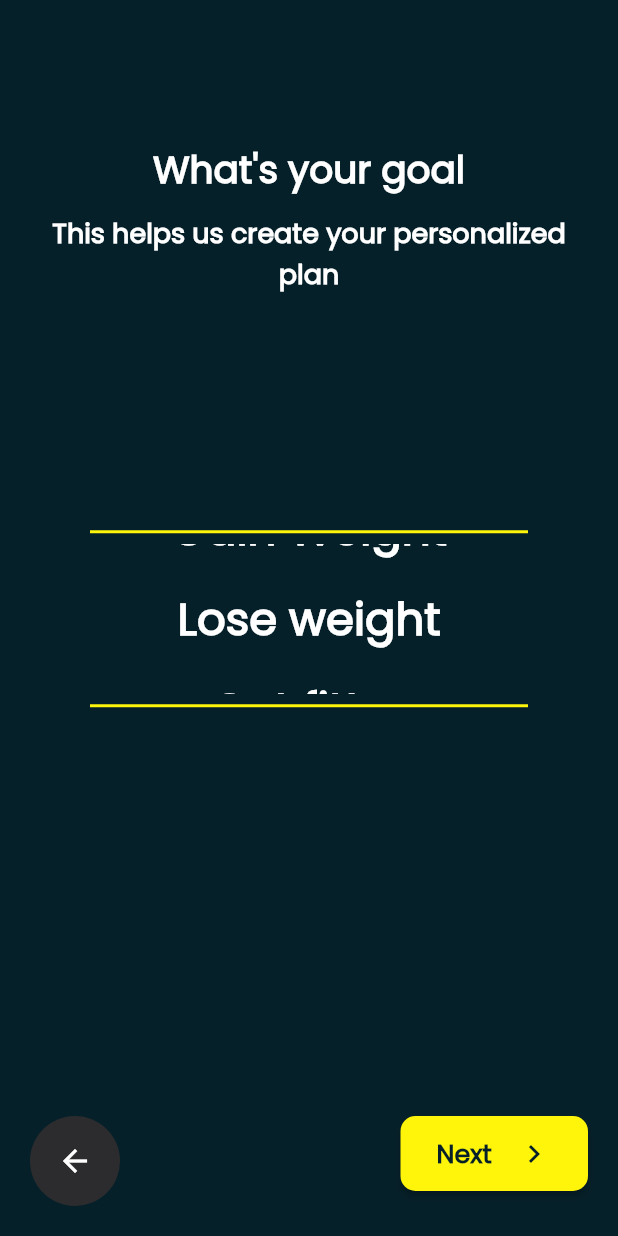
After one commit to kinanabuasi/systemGym, a Flutter app: the ChooseGoalScreen screen opened by its route, on a phone screen of 412 x 824 dp. The commit adds this screen. Run offline on Flutter 3.47's test engine with Material 2 defaults, Android fonts, the phone set to English and light mode, and no system bars; drawn by our look-alikes of carousel_slider; our stand-ins replace animated_splash_screen, get, numberpicker, smooth_page_indicator, top_snackbar_flutter.

Commit message:
add my last screens

```diff
--- a/lib/component/text_form/my_text_form_field.dart
+++ b/lib/component/text_form/my_text_form_field.dart
@@ -3,7 +3,6 @@
 import 'package:flutter/material.dart';
 
 import '../../constants/colors.dart';
-import '../../constants/fonts.dart';
 
 class MyTextFormField extends StatelessWidget {
   final Function validator;
@@ -32,7 +31,7 @@ class MyTextFormField extends StatelessWidget {
     this.enabledBorderColor = mainColor,
     this.controller,
     this.KeyboardType = TextInputType.text,
-    this.fontFamily="Montserrat",
+    this.fontFamily = "Montserrat",
   });
 
   @override
@@ -42,7 +41,7 @@ class MyTextFormField extends StatelessWidget {
       obscureText: obsecure,
       controller: controller,
       cursorColor: mainColor,
-      style: TextStyle(color: textColor,fontFamily: fontFamily),
+      style: TextStyle(color: textColor, fontFamily: fontFamily),
       keyboardType: KeyboardType,
       validator: (value) => validator(value),
       decoration: InputDecoration(
--- a/lib/constants/routes.dart
+++ b/lib/constants/routes.dart
@@ -8,6 +8,10 @@ import '../view/screens/auth/player_auth/choose_age_screen.dart';
 import '../view/screens/auth/player_auth/choose_gender_screen.dart';
 import '../view/screens/auth/forgot_password_screen.dart';
 import '../view/screens/auth/introduction_screen.dart';
+import '../view/screens/auth/player_auth/choose_goal_screen.dart';
+import '../view/screens/auth/player_auth/choose_height_screen.dart';
+import '../view/screens/auth/player_auth/choose_level_screen.dart';
+import '../view/screens/auth/player_auth/choose_weight_screen.dart';
 import '../view/screens/auth/player_auth/sign_in_as_player_screen.dart';
 import '../view/screens/auth/sign_in_screen.dart';
 import '../view/screens/auth/sign_up_screen.dart';
@@ -91,6 +95,22 @@ class AppRoutes {
       page: () => ChooseAgeScreen(),
     ),
     GetPage(
+      name: Routes.chooseWeight,
+      page: () => ChooseWeightScreen(),
+    ),
+    GetPage(
+      name: Routes.chooseHeight,
+      page: () => ChooseHeightScreen(),
+    ),
+    GetPage(
+      name: Routes.chooseGoal,
+      page: () => ChooseGoalScreen(),
+    ),
+    GetPage(
+      name: Routes.chooseLevel,
+      page: () => ChooseLevelScreen(),
+    ),
+    GetPage(
       name: Routes.adding_an_employee_Screen,
       page: () => adding_an_employee_Screen(),
     ),
@@ -113,5 +133,9 @@ class Routes {
   static const workoutPlanToday = '/workoutPlanToday';
   static const chooseGender = '/chooseGender';
   static const chooseAge = '/chooseAge';
+  static const chooseWeight = '/chooseWeight';
+  static const chooseHeight = '/chooseHeight';
+  static const chooseGoal = '/chooseGoal';
+  static const chooseLevel = '/chooseLevel';
   static const adding_an_employee_Screen = '/adding_an_employee_Screen';
 }
--- /dev/null
+++ b/lib/logic/controllers/auth/player_auth/choose_height_controller.dart
@@ -0,0 +1,5 @@
+import 'package:get/get.dart';
+
+class HeightController extends GetxController {
+  final RxInt selectedNumber = 0.obs;
+}
--- a/lib/logic/controllers/auth/player_auth/choose_weight_controller.dart
+++ b/lib/logic/controllers/auth/player_auth/choose_weight_controller.dart
@@ -1,4 +1,3 @@
-import 'package:flutter/material.dart';
 import 'package:get/get.dart';
 
 class WeightController extends GetxController {}
--- /dev/null
+++ b/lib/view/screens/auth/player_auth/choose_goal_screen.dart
@@ -0,0 +1,78 @@
+import 'package:carousel_slider/carousel_slider.dart';
+import 'package:flutter/material.dart';
+import 'package:get/get.dart';
+import 'package:numberpicker/numberpicker.dart';
+import 'package:systemgym/component/my_text.dart';
+import 'package:systemgym/constants/colors.dart';
+import 'package:systemgym/logic/controllers/auth/player_auth/choose_gender_controller.dart';
+
+import '../../../../component/buttons/my_buttons.dart';
+import '../../../../constants/routes.dart';
+import '../../../../logic/controllers/auth/player_auth/choose_age_controller.dart';
+import '../../../../logic/controllers/auth/player_auth/choose_weight_controller.dart';
+import '../../../widgets/auth_player/take_information_body.dart';
+
+class ChooseGoalScreen extends StatelessWidget {
+  ChooseGoalScreen({super.key});
+
+  @override
+  Widget build(BuildContext context) {
+    return TakeInformationBody(
+        infoText: "This helps us create your personalized plan",
+        screenHead: "What's your goal",
+        nextButtonFunction: () {
+          Get.toNamed(Routes.chooseLevel);
+        },
+        screenBody: GetBuilder<WeightController>(
+            init: WeightController(),
+            builder: (weightController) {
+              return Padding(
+                padding: const EdgeInsets.symmetric(horizontal: 40.0),
+                child: Column(
+                  children: [
+                    Divider(
+                      thickness: 2,
+                      color: yellowColor,
+                    ),
+                    CarouselSlider(
+                      options: CarouselOptions(
+                          aspectRatio: 16 / 9,
+                          viewportFraction: 0.6,
+                          scrollPhysics:
+                              ScrollPhysics(parent: BouncingScrollPhysics()),
+                          height: 100.0,
+                          scrollDirection: Axis.vertical),
+                      items: [
+                        "Lose weight",
+                        "Get fitter",
+                        "Gain more flexible",
+                        "Learn the basic",
+                        "Gain Weight",
+                      ].map((i) {
+                        return Builder(
+                          builder: (BuildContext context) {
+                            return Column(
+                              crossAxisAlignment: CrossAxisAlignment.center,
+                              mainAxisAlignment: MainAxisAlignment.center,
+                              children: [
+                                MyText(
+                                    text: "$i",
+                                    color: white,
+                                    fontSize: 30,
+                                    fontWeight: FontWeight.bold),
+                              ],
+                            );
+                          },
+                        );
+                      }).toList(),
+                    ),
+                    Divider(
+                      thickness: 2,
+                      color: yellowColor,
+                    ),
+                  ],
+                ),
+              );
+            }));
+  }
+}
--- /dev/null
+++ b/lib/view/widgets/auth_player/take_information_body.dart
@@ -0,0 +1,91 @@
+import 'package:flutter/material.dart';
+import 'package:get/get.dart';
+import 'package:systemgym/component/my_text.dart';
+import 'package:systemgym/constants/colors.dart';
+
+import '../../../../component/buttons/my_buttons.dart';
+
+class TakeInformationBody extends StatelessWidget {
+  final String screenHead, infoText;
+  final Widget screenBody;
+  final Function() nextButtonFunction;
+  const TakeInformationBody(
+      {super.key,
+      required this.infoText,
+      required this.screenHead,
+      required this.nextButtonFunction,
+      required this.screenBody});
+
+  @override
+  Widget build(BuildContext context) {
+    return SafeArea(
+        child: Scaffold(
+      bottomNavigationBar: Padding(
+        padding: const EdgeInsets.all(20.0),
+        child: Row(
+          crossAxisAlignment: CrossAxisAlignment.start,
+          children: [
+            CircleAvatar(
+              radius: 30,
+              backgroundColor: darkGrey,
+              child: IconButton(
+                icon: const Icon(Icons.arrow_back, color: white),
+                onPressed: () {
+                  Get.back();
+                },
+              ),
+            ),
+            const Spacer(),
+            SizedBox(
+              height: 50,
+              width: 125,
+              child: MyButton(
+                  color: yellowColor,
+                  widget: Row(
+                    mainAxisAlignment: MainAxisAlignment.spaceBetween,
+                    children: [
+                      MyText(
+                          text: "Next",
+                          color: mainColor,
+                          fontSize: 17,
+                          fontWeight: FontWeight.bold),
+                      const Icon(Icons.chevron_right, color: mainColor)
+                    ],
+                  ),
+                  function: nextButtonFunction),
+            ),
+          ],
+        ),
+      ),
+      backgroundColor: mainColor,
+      body: Padding(
+        padding: const EdgeInsets.all(20.0),
+        child: Column(
+          mainAxisAlignment: MainAxisAlignment.spaceAround,
+          children: [
+            Column(
+              children: [
+                MyText(
+                    text: screenHead,
+                    color: white,
+                    fontSize: 25,
+                    fontWeight: FontWeight.bold),
+                const SizedBox(
+                  height: 10,
+                ),
+                MyText(
+                    textAlign: TextAlign.center,
+                    text: infoText,
+                    color: white,
+                    fontSize: 18,
+                    fontWeight: FontWeight.bold),
+              ],
+            ),
+            screenBody,
+            SizedBox()
+          ],
+        ),
+      ),
+    ));
+  }
+}
--- a/pubspec.yaml
+++ b/pubspec.yaml
@@ -41,6 +41,7 @@ dependencies:
   flutter_svg: ^2.0.5
   numberpicker: ^2.1.2
   top_snackbar_flutter: ^3.0.0+1
+  carousel_slider: ^4.2.1
 
 dev_dependencies:
   flutter_test:
```
Also changed, not shown: lib/main.dart (+3 -4 lines), lib/view/screens/auth/player_auth/choose_age_screen.dart (+11 -73 lines), lib/view/screens/auth/player_auth/choose_height_screen.dart (added, +57 -0 lines), lib/view/screens/auth/player_auth/choose_weight_screen.dart (added, +246 -0 lines), lib/view/screens/auth/player_auth/sign_in_as_player_screen.dart (+7 -7 lines), pubspec.lock.
